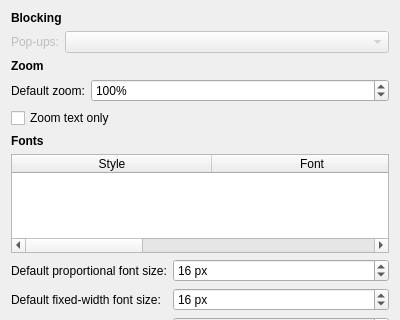
The window that src/ui/preferences/PreferencesContentPageWidget.ui (OtterBrowser/otter-browser) describes before a commit, drawn with Qt 5; both pictures show x 0 to 400 and y 0 to 320 of the 400 by 476 pixel window.
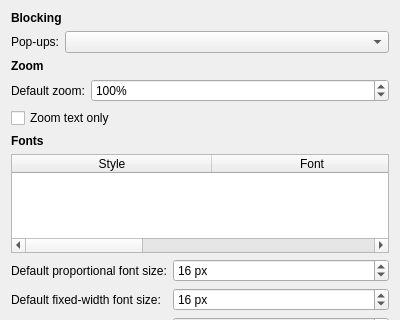
The same window after the commit.

Diff of the .ui file:
```diff
--- a/src/ui/preferences/PreferencesContentPageWidget.ui
+++ b/src/ui/preferences/PreferencesContentPageWidget.ui
@@ -31,9 +31,6 @@
      </property>
      <item row="0" column="0">
       <widget class="QLabel" name="popupsLabel">
-       <property name="enabled">
-        <bool>false</bool>
-       </property>
        <property name="text">
         <string>Pop-ups:</string>
        </property>
@@ -44,9 +41,6 @@
      </item>
      <item row="0" column="1">
       <widget class="QComboBox" name="popupsComboBox">
-       <property name="enabled">
-        <bool>false</bool>
-       </property>
       </widget>
      </item>
     </layout>
```
